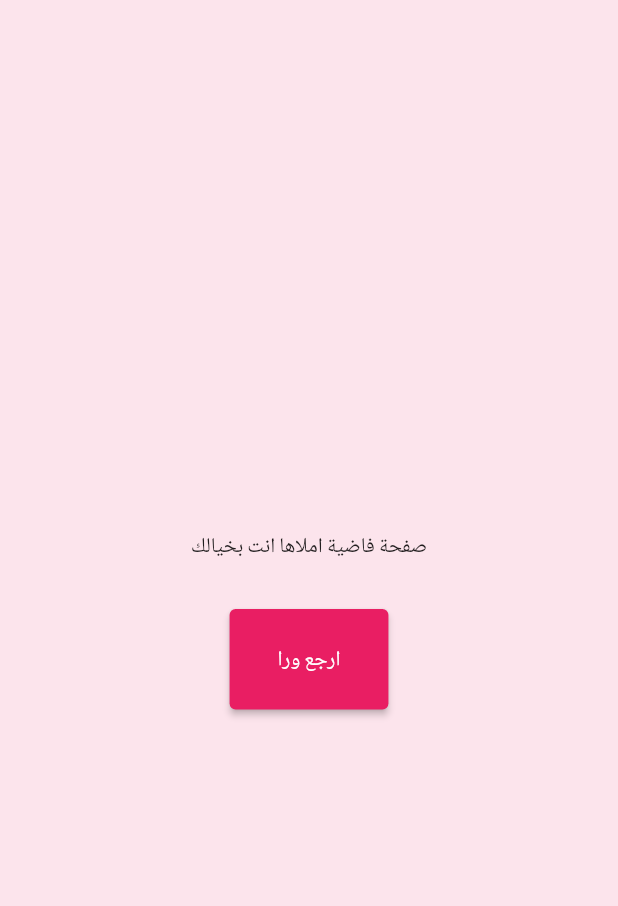
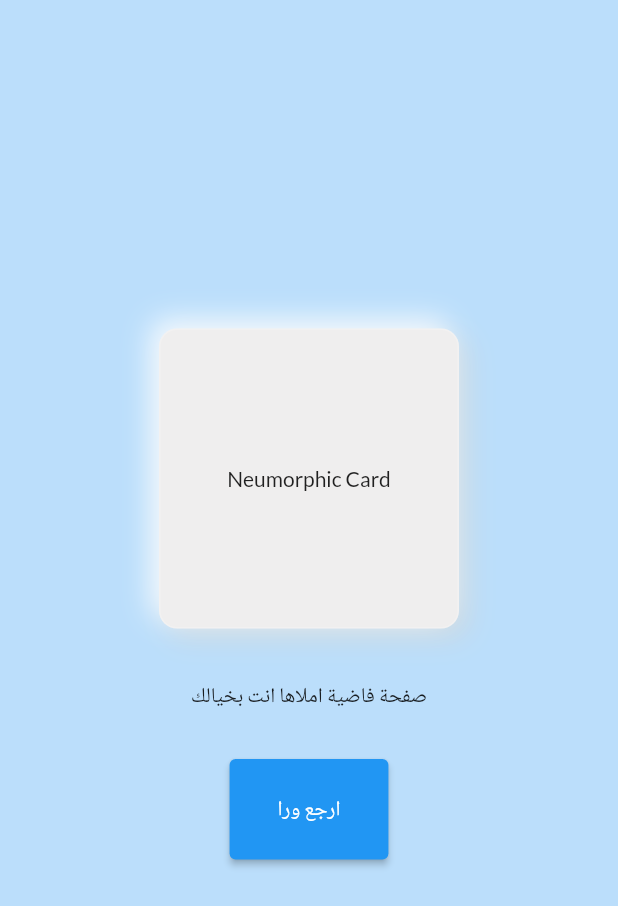
Before and after one commit to PeterAtger/learn-coptic-language, a Flutter app: the screen it shows after launch, after a tap on "متدوسش هتولع فالبرنامج", on a phone screen of 412 x 824 dp. Shown: the top 906 px of the screen. Run offline on Flutter 3.47's test engine with Material 2 defaults, Android fonts, the phone set to English and light mode, and no system bars; our stand-ins replace audioplayers, google_fonts.

Commit message:
Moved colors to theme file

```diff
--- a/lib/main.dart
+++ b/lib/main.dart
@@ -1,4 +1,5 @@
 import 'package:ebty/presentation/router.dart';
+import 'package:ebty/presentation/theme/theme.dart';
 import 'package:flutter/material.dart';
 
 void main() {
@@ -20,8 +21,8 @@ class MyApp extends StatelessWidget {
       debugShowCheckedModeBanner: false,
       title: 'PhiloDem Coptic Teacher',
       theme: ThemeData(
-        primarySwatch: Colors.pink,
-        scaffoldBackgroundColor: Colors.pink[50],
+        primarySwatch: Colors.blue,
+        scaffoldBackgroundColor: AppColors.background,
         fontFamily: 'lato',
         buttonTheme: ButtonThemeData(
             shape: RoundedRectangleBorder(
--- /dev/null
+++ b/lib/presentation/components/cards/neumorphic.dart
@@ -0,0 +1,37 @@
+import 'package:flutter/material.dart';
+
+class NeumorphicCard extends StatelessWidget {
+  const NeumorphicCard({Key? key}) : super(key: key);
+
+  @override
+  Widget build(BuildContext context) {
+    return Container(
+      height: 200,
+      width: 200,
+      decoration: BoxDecoration(
+        borderRadius: const BorderRadius.all(
+          Radius.circular(12),
+        ),
+        border: Border.all(
+          color: const Color.fromRGBO(255, 255, 255, 0.2),
+        ),
+        color: const Color.fromRGBO(239, 238, 238, 1),
+        boxShadow: const <BoxShadow>[
+          BoxShadow(
+            color: Color.fromRGBO(217, 210, 200, 0.51),
+            offset: Offset(6, 6),
+            blurRadius: 16,
+          ),
+          BoxShadow(
+            color: Color.fromRGBO(255, 255, 255, 0.83),
+            offset: Offset(-6, -6),
+            blurRadius: 16,
+          ),
+        ],
+      ),
+      child: const Center(
+        child: Text('Neumorphic Card'),
+      ),
+    );
+  }
+}
--- a/lib/presentation/main_page.dart
+++ b/lib/presentation/main_page.dart
@@ -16,8 +16,9 @@ class _MyHomePageState extends State<MyHomePage> {
   @override
   Widget build(BuildContext context) {
     return Scaffold(
-      backgroundColor: Colors.pink[50],
+      backgroundColor: AppColors.background,
       bottomNavigationBar: NavigationBar(
+        backgroundColor: AppColors.navColor,
         onDestinationSelected: (int index) {
           setState(() {
             currentPageIndex = index;
--- a/lib/presentation/pages/error_screen/error_screen.dart
+++ b/lib/presentation/pages/error_screen/error_screen.dart
@@ -1,3 +1,4 @@
+import 'package:ebty/presentation/theme/theme.dart';
 import 'package:flutter/material.dart';
 
 class ErorrScreen extends StatelessWidget {
@@ -7,7 +8,7 @@ class ErorrScreen extends StatelessWidget {
   Widget build(BuildContext context) {
     Size size = MediaQuery.of(context).size;
     return Scaffold(
-      backgroundColor: Colors.red,
+      backgroundColor: AppColors.errorColor,
       body: Center(
         child: SizedBox(
           width: size.width * 0.8,
--- a/lib/presentation/pages/letters_screen/letters_screen.dart
+++ b/lib/presentation/pages/letters_screen/letters_screen.dart
@@ -1,3 +1,5 @@
+import 'package:ebty/presentation/components/cards/neumorphic.dart';
+import 'package:ebty/presentation/theme/theme.dart';
 import 'package:flutter/material.dart';
 
 class LettersScreen extends StatelessWidget {
@@ -7,13 +9,14 @@ class LettersScreen extends StatelessWidget {
   Widget build(BuildContext context) {
     Size size = MediaQuery.of(context).size;
     return Scaffold(
-      backgroundColor: Colors.pink[50],
+      backgroundColor: AppColors.background,
       body: Center(
         child: SizedBox(
           width: size.width * 0.8,
           child: Column(
             mainAxisAlignment: MainAxisAlignment.center,
             children: [
+              const NeumorphicCard(key: Key('start')),
               const SizedBox(
                 height: 36,
               ),
```
Also changed, not shown: lib/presentation/theme/theme.dart (+3 -78 lines).
